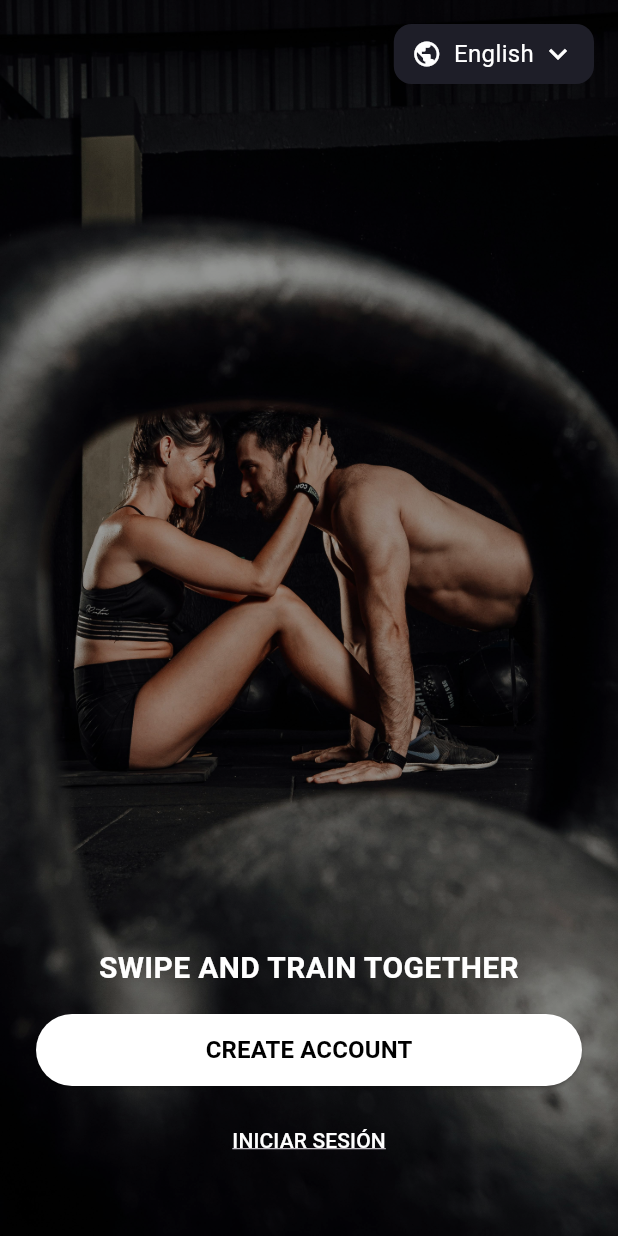
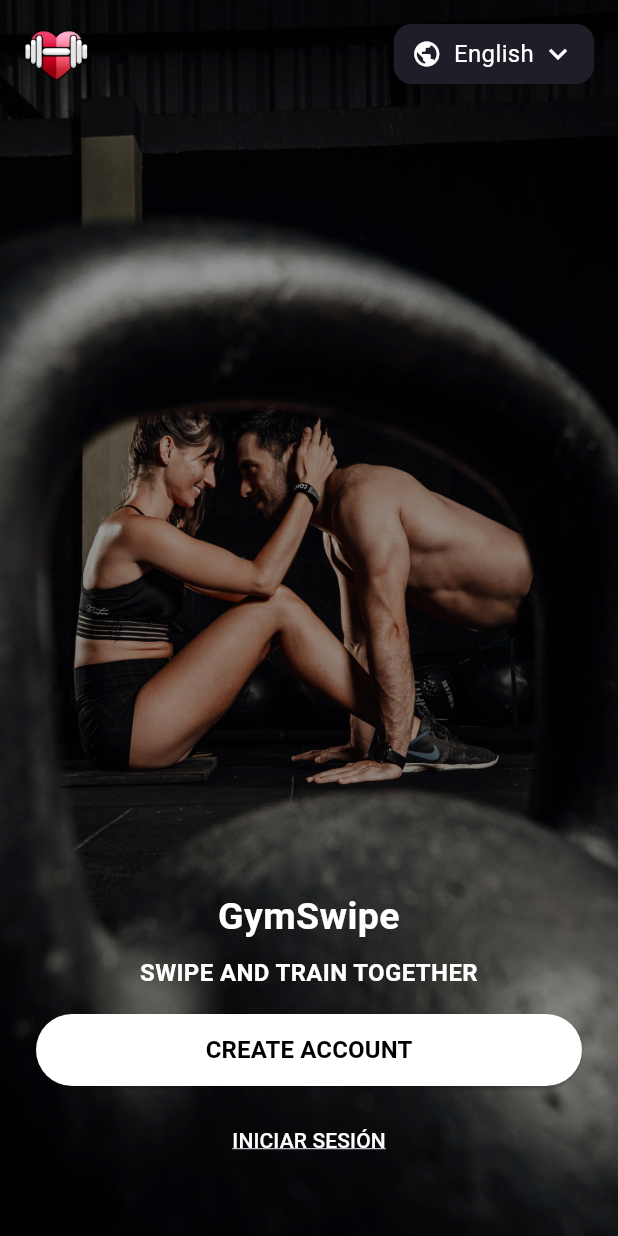
Before and after one commit to jaume768/gymder-flutter, a Flutter app: the screen it shows after launch, on a phone screen of 412 x 824 dp. Run offline on Flutter 3.47's test engine with Material 3 defaults, Android fonts, the phone set to English and light mode, and no system bars; our stand-ins replace audioplayers, cached_network_image, chewie, dio, easy_localization, firebase_core and 14 more; missing offline and left inert: flutter_sound, record; accounts and stored records are empty.

Commit message:
millores estetics

```diff
--- a/assets/translations/es.json
+++ b/assets/translations/es.json
@@ -233,7 +233,7 @@
   "create_account": "Crear cuenta",
   "error_changing_password": "",
   "personal_information": "Mi perfil",
-  "banner_text": "SWIPEA Y ENTRENA JUNTOS",
+  "banner_text": "Descubre y conecta con gente que comparte tu mismo estilo de vida",
   "log_in":"Iniciar sesión",
   "error_fetching_messages": "Error al obtener mensajes",
   "response_body": "Respuesta",
--- a/lib/screens/welcome_screen.dart
+++ b/lib/screens/welcome_screen.dart
@@ -11,7 +11,7 @@ class WelcomeScreen extends StatelessWidget {
   @override
   Widget build(BuildContext context) {
     // Lista de idiomas soportados
-    final locales = const [
+    const locales = [
       Locale('es'),
       Locale('en'),
     ];
@@ -31,6 +31,18 @@ class WelcomeScreen extends StatelessWidget {
           ),
           Container(color: Colors.black38),
 
+          SafeArea(
+            child: Align(
+              alignment: Alignment.topLeft,
+              child: Padding(
+                padding: const EdgeInsets.all(10),
+                child: Image.asset(
+                  'assets/images/logo.png',
+                  height: 55,
+                ),
+              ),
+            ),
+          ),
           // dropdown de idioma en la esquina superior derecha
           SafeArea(
             child: Align(
@@ -104,15 +116,33 @@ class WelcomeScreen extends StatelessWidget {
           Column(
             children: [
               const Spacer(),
-              Center(
-                child: Text(
-                  tr('banner_text').toUpperCase(),
-                  style: const TextStyle(
-                    color: Colors.white,
-                    fontSize: 20,
-                    fontWeight: FontWeight.bold,
+              Padding(
+                padding: const EdgeInsets.symmetric(horizontal: 40),
+                child: Center(
+                  child: Text(
+                    tr('GymSwipe'), // asegúrate de tener esta clave en tus archivos .json
+                    style: const TextStyle(
+                      color: Colors.white,
+                      fontSize: 25,
+                      fontWeight: FontWeight.bold,
+                    ),
+                    textAlign: TextAlign.center,
                   ),
-                  textAlign: TextAlign.center,
+                ),
+              ),
+              const SizedBox(height: 8),
+              Padding(
+                padding: const EdgeInsets.symmetric(horizontal: 40),
+                child: Center(
+                  child: Text(
+                    tr('banner_text'),
+                    style: const TextStyle(
+                      color: Colors.white,
+                      fontSize: 16,
+                      fontWeight: FontWeight.bold,
+                    ),
+                    textAlign: TextAlign.center,
+                  ),
                 ),
               ),
               const SizedBox(height: 16),
```
